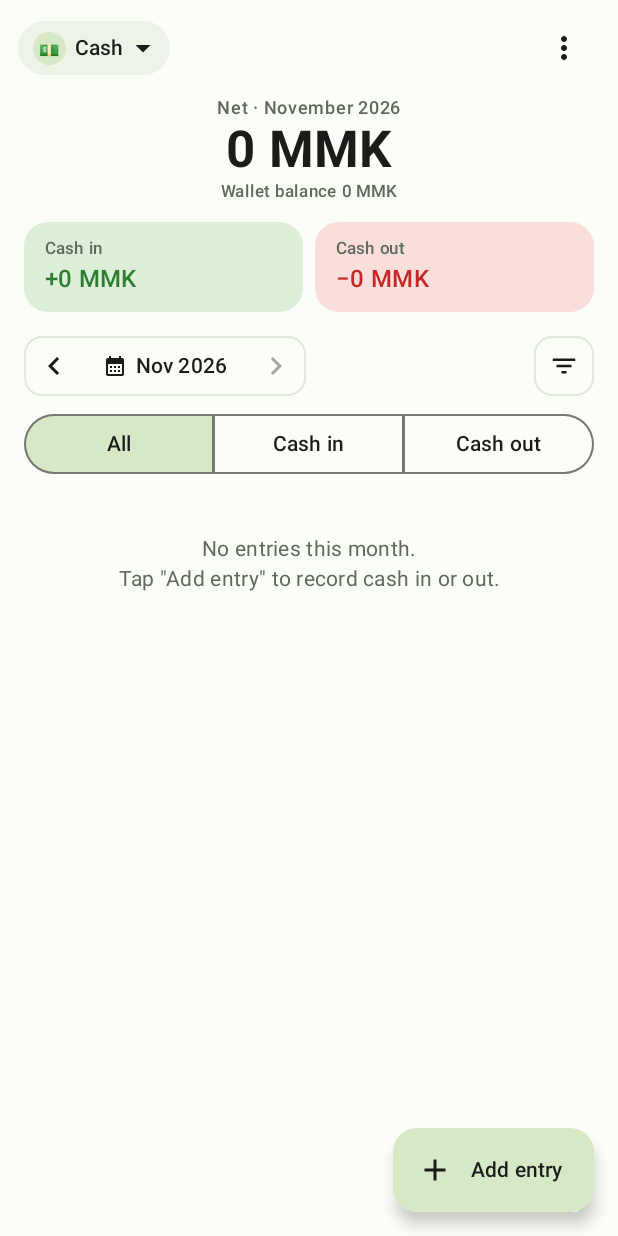
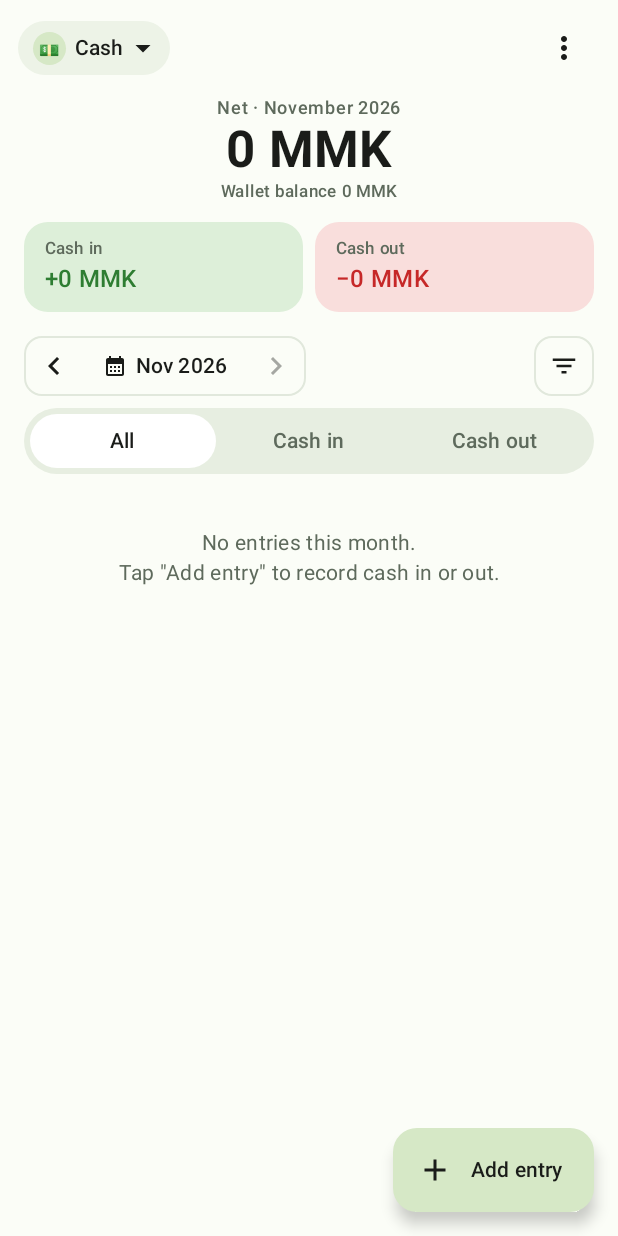
Before and after one commit to Aungheinminn/Kashy, an Android app built with Jetpack Compose: the screen it shows after launch (MainActivity), on a phone screen of 412 x 824 dp. Run offline under Robolectric (Android 15) with nearby library versions, the phone set to English and light mode, and no system bars; our stand-ins replace Room's generated code.

Commit message:
Neutral dark theme, pill type toggle, keep amount keyboard on type switch

```diff
--- a/app/src/main/java/com/aungheinmin/kashy/ui/Components.kt
+++ b/app/src/main/java/com/aungheinmin/kashy/ui/Components.kt
@@ -4,11 +4,14 @@ import androidx.compose.foundation.background
 import androidx.compose.foundation.layout.Box
 import androidx.compose.foundation.layout.size
 import androidx.compose.foundation.shape.CircleShape
-import androidx.compose.material3.ExperimentalMaterial3Api
+import androidx.compose.animation.animateColorAsState
+import androidx.compose.foundation.layout.Row
+import androidx.compose.foundation.layout.fillMaxHeight
+import androidx.compose.foundation.layout.height
+import androidx.compose.foundation.layout.padding
 import androidx.compose.material3.MaterialTheme
-import androidx.compose.material3.SegmentedButton
-import androidx.compose.material3.SegmentedButtonDefaults
-import androidx.compose.material3.SingleChoiceSegmentedButtonRow
+import androidx.compose.ui.draw.clip
+import androidx.compose.ui.focus.focusProperties
 import androidx.compose.material3.Text
 import androidx.compose.foundation.clickable
 import androidx.compose.runtime.Composable
@@ -112,7 +115,6 @@ fun WalletIcon(emoji: String, currency: Currency, modifier: Modifier = Modifier,
     }
 }
 
-@OptIn(ExperimentalMaterial3Api::class)
 @Composable
 fun <T> SegmentedChoice(
     options: List<T>,
@@ -120,15 +122,43 @@ fun <T> SegmentedChoice(
     label: (T) -> String,
     onSelect: (T) -> Unit,
     modifier: Modifier = Modifier,
+    selectedColors: @Composable (T) -> Pair<Color, Color> = {
+        MaterialTheme.colorScheme.surfaceContainerLowest to MaterialTheme.colorScheme.onSurface
+    },
 ) {
-    SingleChoiceSegmentedButtonRow(modifier) {
-        options.forEachIndexed { index, option ->
-            SegmentedButton(
-                selected = option == selected,
-                onClick = { onSelect(option) },
-                shape = SegmentedButtonDefaults.itemShape(index, options.size),
-                icon = {},
-            ) { Text(label(option), maxLines = 1) }
+    Row(
+        modifier
+            .height(44.dp)
+            .background(MaterialTheme.colorScheme.surfaceContainerHigh, CircleShape)
+            .padding(4.dp),
+    ) {
+        options.forEach { option ->
+            val isSelected = option == selected
+            val (bg, fg) = selectedColors(option)
+            val background by animateColorAsState(if (isSelected) bg else Color.Transparent, label = "segmentBg")
+            val content by animateColorAsState(
+                if (isSelected) fg else MaterialTheme.colorScheme.onSurfaceVariant,
+                label = "segmentFg",
+            )
+            Box(
+                Modifier
+                    .weight(1f)
+                    .fillMaxHeight()
+                    .clip(CircleShape)
+                    .background(background)
+                    // Keep focus (and the keyboard) on the text field the user is typing in.
+                    .focusProperties { canFocus = false }
+                    .clickable { onSelect(option) },
+                contentAlignment = Alignment.Center,
+            ) {
+                Text(
+                    label(option),
+                    color = content,
+                    style = MaterialTheme.typography.labelLarge,
+                    fontWeight = if (isSelected) FontWeight.SemiBold else FontWeight.Medium,
+                    maxLines = 1,
+                )
+            }
         }
     }
 }
--- a/app/src/main/java/com/aungheinmin/kashy/ui/EntrySheet.kt
+++ b/app/src/main/java/com/aungheinmin/kashy/ui/EntrySheet.kt
@@ -30,12 +30,18 @@ import androidx.compose.material3.rememberDatePickerState
 import androidx.compose.material3.rememberModalBottomSheetState
 import androidx.compose.runtime.Composable
 import androidx.compose.runtime.getValue
+import androidx.compose.runtime.remember
 import androidx.compose.runtime.mutableLongStateOf
 import androidx.compose.runtime.mutableStateOf
 import androidx.compose.runtime.saveable.rememberSaveable
 import androidx.compose.runtime.setValue
 import androidx.compose.ui.Alignment
 import androidx.compose.ui.Modifier
+import androidx.compose.ui.focus.FocusRequester
+import androidx.compose.ui.focus.focusProperties
+import androidx.compose.ui.focus.focusRequester
+import androidx.compose.ui.focus.onFocusChanged
+import androidx.compose.ui.platform.LocalSoftwareKeyboardController
 import androidx.compose.ui.text.input.ImeAction
 import androidx.compose.ui.text.input.KeyboardType
 import androidx.compose.ui.text.style.TextAlign
@@ -44,6 +50,7 @@ import com.aungheinmin.kashy.data.Category
 import com.aungheinmin.kashy.data.Currency
 import com.aungheinmin.kashy.data.Entry
 import com.aungheinmin.kashy.data.EntryType
+import com.aungheinmin.kashy.ui.theme.LocalCashColors
 import java.time.Instant
 import java.time.LocalDate
 import java.time.ZoneId
@@ -70,6 +77,10 @@ fun EntrySheet(
     var pickingDate by rememberSaveable { mutableStateOf(false) }
     val amount = parseAmount(amountText, currency)
     val zone = ZoneId.systemDefault()
+    val cash = LocalCashColors.current
+    val keyboard = LocalSoftwareKeyboardController.current
+    val amountFocus = remember { FocusRequester() }
+    var amountFocused by remember { mutableStateOf(false) }
 
     ModalBottomSheet(onDismissRequest = onDismiss, sheetState = rememberModalBottomSheetState(skipPartiallyExpanded = true)) {
         Column(
@@ -87,8 +98,12 @@ fun EntrySheet(
                 onSelect = {
                     if (it != type) category = null
                     type = it
+                    if (amountFocused) keyboard?.show()
                 },
                 modifier = Modifier.fillMaxWidth().padding(top = 12.dp),
+                selectedColors = {
+                    if (it == EntryType.IN) cash.cashInBg to cash.cashIn else cash.cashOutBg to cash.cashOut
+                },
             )
             OutlinedTextField(
                 value = amountText,
@@ -104,7 +119,11 @@ fun EntrySheet(
                     keyboardType = if (currency.decimals == 0) KeyboardType.Number else KeyboardType.Decimal,
                     imeAction = ImeAction.Next,
                 ),
-                modifier = Modifier.fillMaxWidth().padding(top = 12.dp),
+                modifier = Modifier
+                    .fillMaxWidth()
+                    .padding(top = 12.dp)
+                    .focusRequester(amountFocus)
+                    .onFocusChanged { amountFocused = it.isFocused },
             )
             SectionLabel("Category (optional)")
             CategoryGrid(type = type, selected = category, onSelect = { key -> category = if (category == key) null else key })
@@ -179,7 +198,11 @@ private fun CategoryGrid(type: EntryType, selected: String?, onSelect: (String?)
                 row.forEach { cat ->
                     val isSelected = selected == cat?.name
                     Column(
-                        Modifier.weight(1f).clickable { onSelect(cat?.name) }.padding(vertical = 4.dp),
+                        Modifier
+                            .weight(1f)
+                            .focusProperties { canFocus = false }
+                            .clickable { onSelect(cat?.name) }
+                            .padding(vertical = 4.dp),
                         horizontalAlignment = Alignment.CenterHorizontally,
                     ) {
                         EntryIcon(
--- a/app/src/main/java/com/aungheinmin/kashy/ui/HomeScreen.kt
+++ b/app/src/main/java/com/aungheinmin/kashy/ui/HomeScreen.kt
@@ -164,6 +164,14 @@ fun HomeScreen(
                     },
                     onSelect = viewModel::setTypeFilter,
                     modifier = Modifier.fillMaxWidth().padding(horizontal = 16.dp, vertical = 4.dp),
+                    selectedColors = {
+                        val cash = LocalCashColors.current
+                        when (it) {
+                            TypeFilter.ALL -> MaterialTheme.colorScheme.surfaceContainerLowest to MaterialTheme.colorScheme.onSurface
+                            TypeFilter.IN -> cash.cashInBg to cash.cashIn
+                            TypeFilter.OUT -> cash.cashOutBg to cash.cashOut
+                        }
+                    },
                 )
             }
             if (state.categoryFilter.isNotEmpty()) {
--- a/app/src/main/java/com/aungheinmin/kashy/ui/theme/Theme.kt
+++ b/app/src/main/java/com/aungheinmin/kashy/ui/theme/Theme.kt
@@ -61,20 +61,20 @@ private val LightScheme = lightColorScheme(
 private val DarkScheme = darkColorScheme(
     primary = Color(0xFF9CD67D),
     onPrimary = Color(0xFF10380A),
-    secondaryContainer = Color(0xFF2E4A1F),
-    onSecondaryContainer = Color(0xFFE2E3DC),
-    background = Color(0xFF11140F),
-    onBackground = Color(0xFFE2E3DC),
-    surface = Color(0xFF11140F),
-    onSurface = Color(0xFFE2E3DC),
-    onSurfaceVariant = Color(0xFFA0AA9C),
-    surfaceContainerLowest = Color(0xFF0C0F0B),
-    surfaceContainerLow = Color(0xFF171C15),
-    surfaceContainer = Color(0xFF1D241A),
-    surfaceContainerHigh = Color(0xFF232B20),
-    surfaceContainerHighest = Color(0xFF2A3027),
-    outline = Color(0xFF8D9387),
-    outlineVariant = Color(0xFF2A3027),
+    secondaryContainer = Color(0xFF2C2E31),
+    onSecondaryContainer = Color(0xFFE4E4E6),
+    background = Color(0xFF121314),
+    onBackground = Color(0xFFE4E4E6),
+    surface = Color(0xFF121314),
+    onSurface = Color(0xFFE4E4E6),
+    onSurfaceVariant = Color(0xFFA5A7AB),
+    surfaceContainerLowest = Color(0xFF0D0E0F),
+    surfaceContainerLow = Color(0xFF191A1C),
+    surfaceContainer = Color(0xFF1E1F21),
+    surfaceContainerHigh = Color(0xFF252629),
+    surfaceContainerHighest = Color(0xFF2D2E31),
+    outline = Color(0xFF8B8D91),
+    outlineVariant = Color(0xFF2D2E31),
 )
 
 @Composable
--- a/app/src/main/res/values-night/themes.xml
+++ b/app/src/main/res/values-night/themes.xml
@@ -1,5 +1,5 @@
 <resources>
     <style name="Theme.Kashy" parent="android:Theme.Material.NoActionBar">
-        <item name="android:windowBackground">#FF11140F</item>
+        <item name="android:windowBackground">#FF121314</item>
     </style>
 </resources>
```
